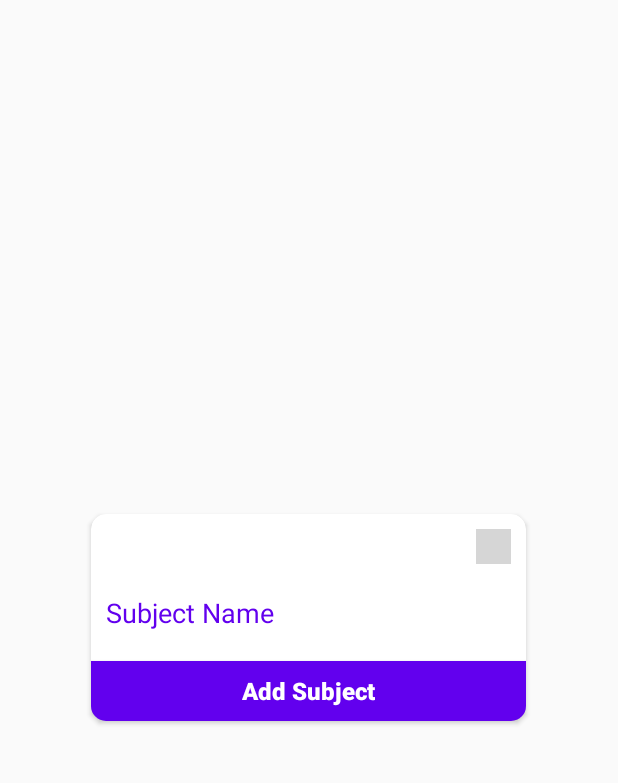
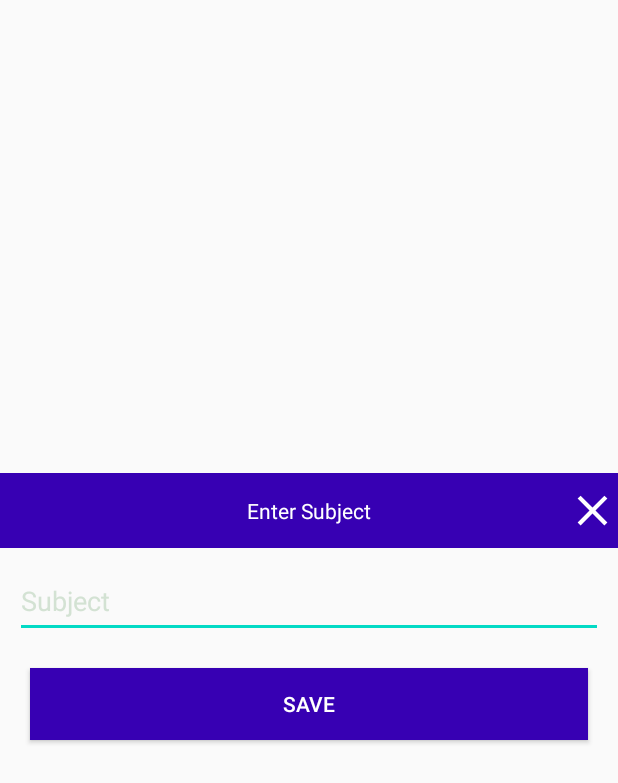
Before and after one commit to gurtej1992/note_WinMachines_android, an Android app: the layout add_subject.xml on its own in the app's theme, with its tools: preview values and no code run, on a phone screen of 412 x 824 dp. Shown: the top 783 px of the screen. Run offline under Robolectric (Android 15) with nearby library versions, the light colour scheme and no system bars; grey boxes are pictures that could not be loaded.

Commit message:
worked on add subject dialog

```diff
--- /dev/null
+++ b/app/src/main/res/drawable/cross_white.xml
@@ -0,0 +1,10 @@
+<?xml version="1.0" encoding="utf-8"?>
+<vector xmlns:android="http://schemas.android.com/apk/res/android"
+    android:width="34dp"
+    android:height="34dp"
+    android:viewportWidth="24.0"
+    android:viewportHeight="24.0">
+    <path
+        android:fillColor="#FFFFFF"
+        android:pathData="M19,6.41L17.59,5 12,10.59 6.41,5 5,6.41 10.59,12 5,17.59 6.41,19 12,13.41 17.59,19 19,17.59 13.41,12z"/>
+</vector>
--- a/app/src/main/res/drawable/search.xml
+++ /dev/null
@@ -1,10 +0,0 @@
-<?xml version="1.0" encoding="utf-8"?>
-<vector xmlns:android="http://schemas.android.com/apk/res/android"
-    android:viewportWidth="56.966"
-    android:viewportHeight="56.966"
-    android:width="20.966dp"
-    android:height="20.966dp">
-  <path
-      android:pathData="M55.146 51.887L41.588 37.786c3.486 -4.144 5.396 -9.358 5.396 -14.786 0 -12.682 -10.318 -23 -23 -23 -12.682 0 -23 10.318 -23 23 0 12.682 10.318 23 23 23 4.761 0 9.298 -1.436 13.177 -4.162l13.661 14.208c0.571 0.593 1.339 0.92 2.162 0.92 0.779 0 1.518 -0.297 2.079 -0.837 1.192 -1.147 1.23 -3.049 0.083 -4.242zM23.984 6c9.374 0 17 7.626 17 17 0 9.374 -7.626 17 -17 17 -9.374 0 -17 -7.626 -17 -17 0 -9.374 7.626 -17 17 -17z"
-      android:fillColor="#fff" />
-</vector>
--- a/app/src/main/res/drawable/search_box.xml
+++ /dev/null
@@ -1,16 +0,0 @@
-<?xml version="1.0" encoding="utf-8"?>
-<shape xmlns:android="http://schemas.android.com/apk/res/android"
-    android:shape="rectangle">
-    <stroke
-        android:color="@color/colorWhite"
-        android:width="0.5px">
-    </stroke>
-    <corners android:bottomLeftRadius="@dimen/cardview_margin_lr"
-        android:bottomRightRadius="@dimen/cardview_margin_lr"
-        android:topLeftRadius="@dimen/cardview_margin_lr"
-        android:topRightRadius="@dimen/cardview_margin_lr"/>
-
-    <solid android:color="@color/grey"></solid>
-
-
-</shape>
--- a/app/src/main/res/layout/add_subject.xml
+++ b/app/src/main/res/layout/add_subject.xml
@@ -7,55 +7,67 @@
     android:orientation="vertical">
 
 
-    <androidx.cardview.widget.CardView
-        android:layout_width="290dp"
-        android:layout_height="wrap_content"
-        android:layout_gravity="center"
-        card_view:cardCornerRadius="10dp">
 
 
-        <LinearLayout
+        <RelativeLayout
+            android:layout_width="match_parent"
+            android:layout_height="@dimen/view_50"
+            android:layout_gravity="right"
+            android:background="@color/colorPrimaryDark"
+            android:orientation="horizontal"
+            android:id="@+id/linear"
+            >
+            <TextView
+                android:layout_width="wrap_content"
+                android:layout_height="match_parent"
+                android:textColor="@color/colorWhite"
+                android:textSize="@dimen/txt_14"
+                android:text="Enter Subject"
+                android:id="@+id/sub_txt1"
+                android:layout_centerInParent="true"
+                android:layout_gravity="center"
+                android:gravity="center"/>
+            <ImageView
+                android:id="@+id/ivDismiss"
+                android:layout_width="wrap_content"
+                android:layout_height="wrap_content"
+                android:layout_alignParentRight="true"
+                android:layout_centerVertical="true"
+                android:src="@drawable/cross_white" />
+        </RelativeLayout>
+        <EditText
+            android:layout_width="match_parent"
+            android:layout_height="@dimen/view_50"
+            android:id="@+id/etSubjectName"
+            android:hint="Subject"
+            android:layout_marginTop="@dimen/view_10"
+            android:layout_marginLeft="@dimen/view_10"
+            android:layout_marginRight="@dimen/view_10"
+            android:paddingTop="@dimen/view_5"
+            android:paddingBottom="@dimen/view_5"
+            android:inputType="textCapWords"
+            android:imeOptions="actionNext"
+            android:focusable="true"
+            android:textColorHint="@color/grey"
+            android:focusableInTouchMode="true"/>
+
+
+
+        <Button
             android:layout_width="match_parent"
             android:layout_height="wrap_content"
-            android:orientation="vertical">
-
-            <ImageView
-                android:id="@+id/ivDismiss"
-                android:layout_width="23dp"
-                android:layout_height="23dp"
-                android:layout_gravity="end"
-                android:layout_marginTop="10dp"
-                android:layout_marginRight="10dp"
-                android:src="@drawable/cancel" />
-
-            <EditText
-                android:id="@+id/etSubjectName"
-                android:layout_width="match_parent"
-                android:layout_height="wrap_content"
-                android:layout_marginTop="10sp"
-                android:background="@android:color/transparent"
-                android:hint="Subject Name"
-                android:inputType="text"
-                android:maxLines="1"
-                android:padding="10sp"
-                android:textColorHint="@color/colorPrimary" />
-
-            <Button
-                android:id="@+id/btAddSubject"
-                android:layout_width="match_parent"
-                android:layout_height="40dp"
-                android:layout_marginTop="10sp"
-                android:background="@color/colorPrimary"
-                android:text="Add Subject"
-                android:textAllCaps="false"
-                android:textColor="@color/colorWhite"
-                android:textSize="16sp"
-                android:textStyle="bold" />
+            android:text="Save"
+            android:textColor="@color/colorWhite"
+            android:id="@+id/btAddSubject"
+            android:layout_marginLeft="@dimen/view_20"
+            android:background="@color/colorPrimaryDark"
+            android:layout_marginBottom="@dimen/view_15"
+            android:layout_marginTop="@dimen/view_20"
+            android:layout_marginRight="@dimen/view_20"
+            />
 
 
-        </LinearLayout>
 
 
-    </androidx.cardview.widget.CardView>
 
 </LinearLayout>
--- a/app/src/main/res/layout/fragment_first.xml
+++ b/app/src/main/res/layout/fragment_first.xml
@@ -1,5 +1,4 @@
 <?xml version="1.0" encoding="utf-8"?>
-
 <androidx.constraintlayout.widget.ConstraintLayout xmlns:android="http://schemas.android.com/apk/res/android"
     xmlns:app="http://schemas.android.com/apk/res-auto"
     xmlns:tools="http://schemas.android.com/tools"
--- a/app/src/main/res/layout/search_layout.xml
+++ b/app/src/main/res/layout/search_layout.xml
@@ -6,14 +6,13 @@
     <LinearLayout
         android:layout_width="match_parent"
         android:layout_height="match_parent"
-        android:background="@drawable/search_box"
         android:orientation="horizontal">
 
 
         <ImageView
             android:layout_width="wrap_content"
             android:layout_height="wrap_content"
-            android:src="@drawable/search"
+
             android:id="@+id/search_icon"
             android:paddingTop="@dimen/cardview_margin_lr"
             android:paddingBottom="@dimen/cardview_margin_lr"
--- a/app/src/main/res/values/dimens.xml
+++ b/app/src/main/res/values/dimens.xml
@@ -5,4 +5,10 @@
     <dimen name="cardview_padding_lr">10dp</dimen>
     <dimen name="cardview_padding_tb">10dp</dimen>
     <dimen name="space_small">8dp</dimen>
+    <dimen name="view_20">20dp</dimen>
+    <dimen name="view_15">15dp</dimen>
+    <dimen name="view_5">5dp</dimen>
+    <dimen name="txt_14">14dp</dimen>
+    <dimen name="view_50">50dp</dimen>
+    <dimen name="view_10">10dp</dimen>
 </resources>
```
